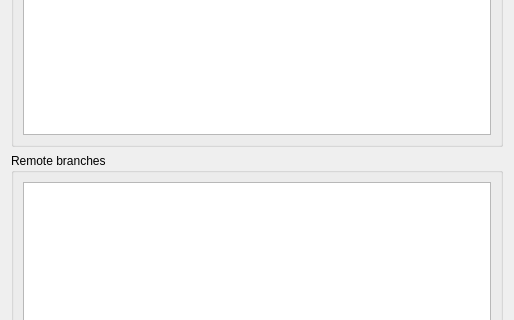
Above: src/plugins/git/branchdialog.ui from qt-creator/qt-creator before the change; both pictures show x 0 to 514 and y 123 to 443 of the 514 by 527 pixel window. Below: the same form after it.
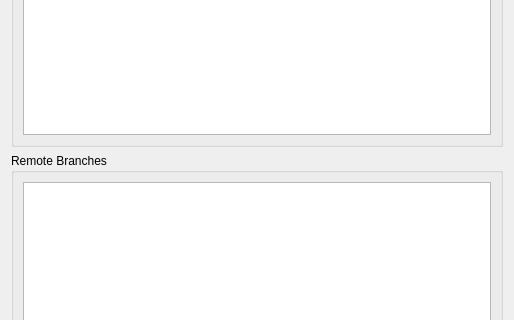
That is the form after the change.

What changed in the file:
```diff
--- a/src/plugins/git/branchdialog.ui
+++ b/src/plugins/git/branchdialog.ui
@@ -42,7 +42,7 @@
    <item>
     <widget class="QGroupBox" name="remoteBranchGroupBox">
      <property name="title">
-      <string>Remote branches</string>
+      <string>Remote Branches</string>
      </property>
      <layout class="QVBoxLayout" name="verticalLayout_2">
       <item>
```
